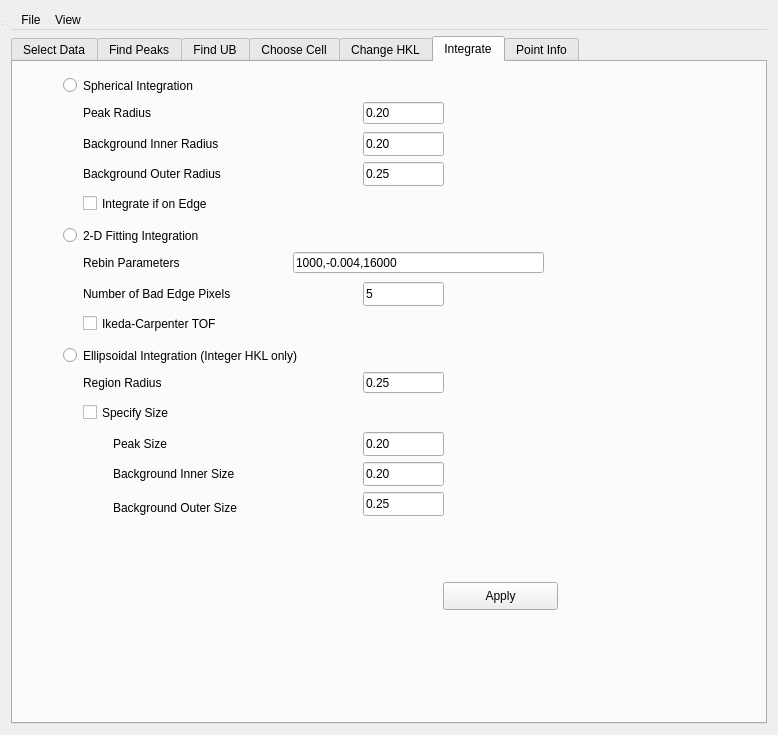
First picture: the form in Code/Mantid/MantidQt/CustomInterfaces/inc/MantidQtCustomInterfaces/MantidEV.ui, repository mantidproject/mantid, before the edit.
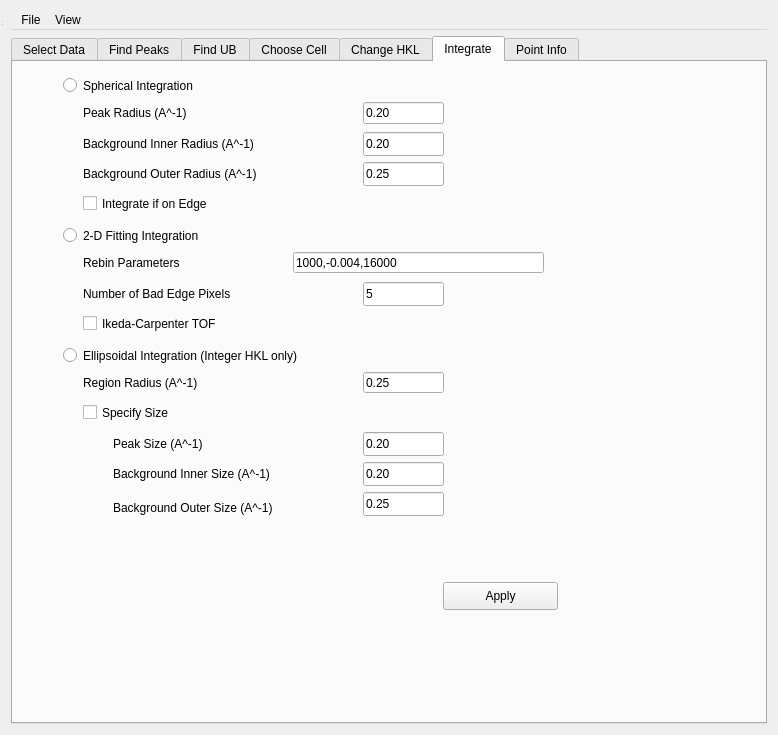
Second picture: the form after the edit. The open tabs and pages were chosen to show the change.

Commit message:
RE 6901 MantidEV usability
Added units (A^-1) to appropriate labels on the
Integrate tab.

refs #6901

Patch:
```diff
--- a/Code/Mantid/MantidQt/CustomInterfaces/inc/MantidQtCustomInterfaces/MantidEV.ui
+++ b/Code/Mantid/MantidQt/CustomInterfaces/inc/MantidQtCustomInterfaces/MantidEV.ui
@@ -1250,7 +1250,7 @@
         </rect>
        </property>
        <property name="text">
-        <string>Region Radius</string>
+        <string>Region Radius (A^-1)</string>
        </property>
       </widget>
       <widget class="QLineEdit" name="RegionRadius_ledt">
@@ -1276,7 +1276,7 @@
         </rect>
        </property>
        <property name="text">
-        <string>Peak Size</string>
+        <string>Peak Size (A^-1)</string>
        </property>
       </widget>
       <widget class="QLineEdit" name="PeakSize_ledt">
@@ -1315,7 +1315,7 @@
         </rect>
        </property>
        <property name="text">
-        <string>Background Inner Size</string>
+        <string>Background Inner Size (A^-1)</string>
        </property>
       </widget>
       <widget class="QLineEdit" name="BackgroundInnerSize_ledt">
@@ -1341,7 +1341,7 @@
         </rect>
        </property>
        <property name="text">
-        <string>Background Outer Size      </string>
+        <string>Background Outer Size (A^-1) </string>
        </property>
       </widget>
       <widget class="QLineEdit" name="BackgroundOuterSize_ledt">
@@ -1432,7 +1432,7 @@
         </rect>
        </property>
        <property name="text">
-        <string>Peak Radius</string>
+        <string>Peak Radius (A^-1)</string>
        </property>
       </widget>
       <widget class="QLineEdit" name="PeakRadius_ledt">
@@ -1458,7 +1458,7 @@
         </rect>
        </property>
        <property name="text">
-        <string>Background Inner Radius</string>
+        <string>Background Inner Radius (A^-1)</string>
        </property>
       </widget>
       <widget class="QLineEdit" name="BackgroundInnerRadius_ledt">
@@ -1484,7 +1484,7 @@
         </rect>
        </property>
        <property name="text">
-        <string>Background Outer Radius   </string>
+        <string>Background Outer Radius (A^-1)</string>
        </property>
       </widget>
       <widget class="QLineEdit" name="BackgroundOuterRadius_ledt">
```
Left out of the diff: 2 changed lines with no effect on the pictures.
